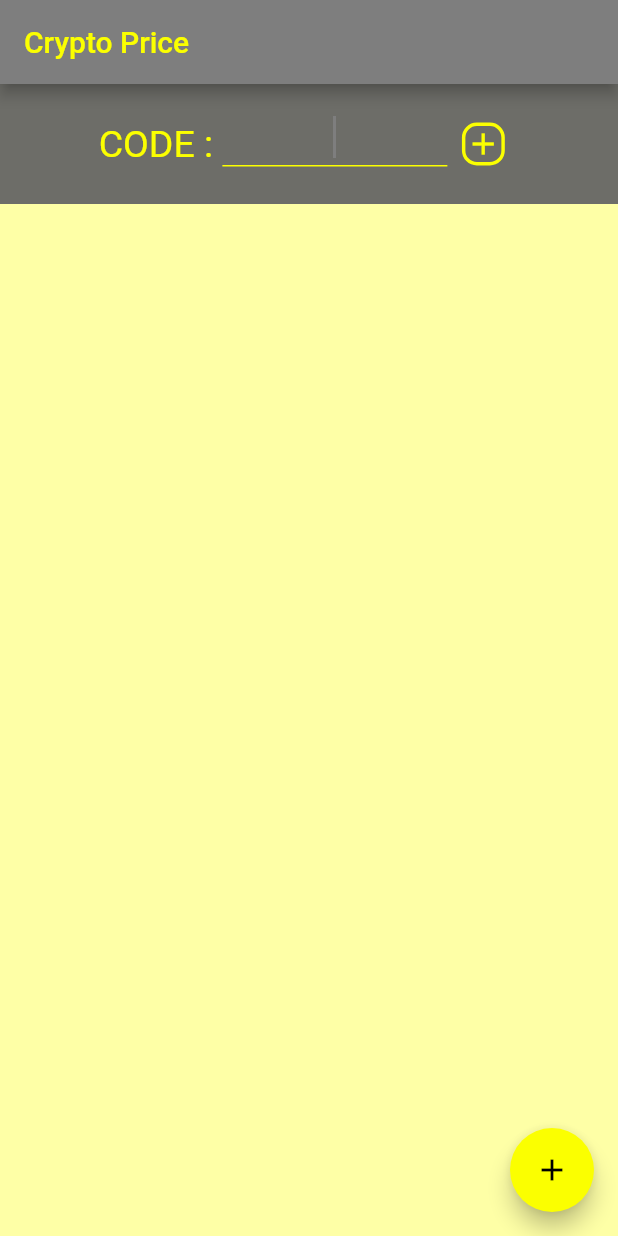
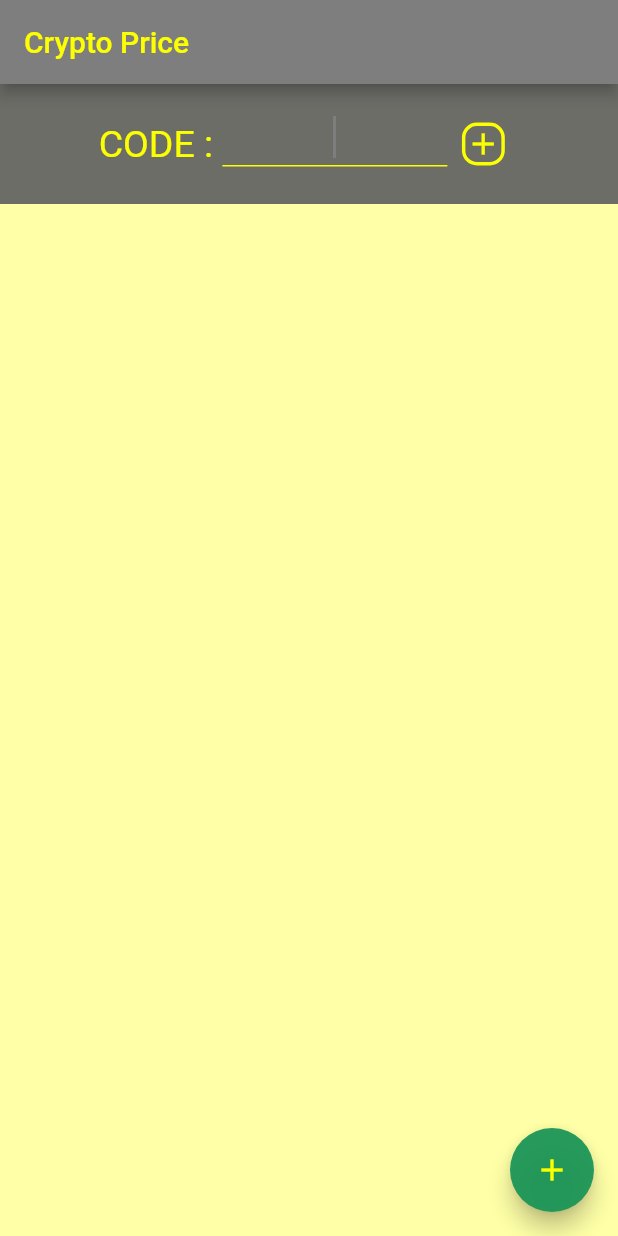
Before and after one commit to EnriqueSanVic/CryptoPrice, a Flutter app: the screen it shows after launch, after a tap on the "add" icon, on a phone screen of 412 x 824 dp. Run offline on Flutter 3.47's test engine with Material 2 defaults, Android fonts, the phone set to English and light mode, and no system bars; our stand-ins replace flutter_spinkit.

Commit message:
Implementado sistema de colores predeterminado para diversas crypto monedas que se definen en el FILTRO_COLORES_MONEDAS en constantes.dart

```diff
--- a/lib/constantes.dart
+++ b/lib/constantes.dart
@@ -3,9 +3,28 @@ import 'package:flutter/material.dart';
 
 const String FICHERO_GUARDADO = "datos.json";
 
-const Color colorPrincipal = Color.fromARGB(255, 126, 126, 126);
+const Color COLOR_PRINCIPAL = Color.fromARGB(255, 126, 126, 126);
 
-const Color colorSecundario = Color.fromARGB(255, 251, 255, 0);
+const Color COLOR_SECUNDARIO = Color.fromARGB(255, 251, 255, 0);
+
+const Color COLOR_TERCIARIO = Color.fromARGB(240, 26, 149, 87);
+
+//COLORES PREDETERMINADOS MONEDAS
+const Map<String, Color> FILTRO_COLORES_MONEDAS = {
+  'BTC': Color.fromARGB(255, 242, 169, 0),
+  'ETH': Color.fromARGB(255, 236, 240, 241),
+  'USDT': Color.fromARGB(255, 80, 175, 149),
+  'BNB': Color.fromARGB(255, 240, 185, 11),
+  'USDC': Color.fromARGB(255, 39, 117, 202),
+  'LUNA': Color.fromARGB(255, 23, 40, 82),
+  'ADA': Color.fromARGB(255, 51, 51, 51),
+  'SOL': Color.fromARGB(255, 0, 255, 163),
+  'AVAX': Color.fromARGB(255, 232, 65, 66),
+  'BUSD': Color.fromARGB(255, 240, 185, 11),
+  'DOT': Color.fromARGB(255, 230, 0, 122),
+  'DOGE': Color.fromARGB(255, 207, 182, 108),
+  'SHIB': Color.fromARGB(255, 240, 4, 0),
+};
 
 //API
 final String BASE_URL = "min-api.cryptocompare.com";
--- a/lib/main.dart
+++ b/lib/main.dart
@@ -18,8 +18,8 @@ class MyApp extends StatelessWidget {
         primarySwatch: Colors.grey,
         scaffoldBackgroundColor: Color.fromARGB(255, 254, 255, 166),
         colorScheme: const ColorScheme.light(
-          primary: colorPrincipal,
-          secondary: colorSecundario,
+          primary: COLOR_PRINCIPAL,
+          secondary: COLOR_SECUNDARIO,
         ),
       ),
       home: const VistaInicio(title: 'Crypto Price'),
--- a/lib/save_utils/file_handler.dart
+++ b/lib/save_utils/file_handler.dart
@@ -1,5 +1,4 @@
 import 'dart:io';
-
 import 'package:path_provider/path_provider.dart';
 
 /**
--- a/lib/save_utils/save_controller.dart
+++ b/lib/save_utils/save_controller.dart
@@ -6,7 +6,7 @@ import 'package:ejemplo_api_crypto/save_utils/file_handler.dart';
 import '../models/moneda.dart';
 
 class SaveController {
-  FileHandler manejadorFichero = FileHandler(FICHERO_GUARDADO);
+  final FileHandler _manejadorFichero = FileHandler(FICHERO_GUARDADO);
 
   final String SEPARADOR = "#_SEP_#";
 
@@ -23,13 +23,13 @@ class SaveController {
         contenidoFichero += SEPARADOR;
       }
     }
-    manejadorFichero.escribirFichero(contenidoFichero);
+    _manejadorFichero.escribirFichero(contenidoFichero);
   }
 
   Future<List<Moneda>> recuperarListaMonedas() async {
     List<Moneda> monedas = [];
     //esperamos a la lectura
-    String ficheroCrudo = await manejadorFichero.leerFichero();
+    String ficheroCrudo = await _manejadorFichero.leerFichero();
 
     print(ficheroCrudo);
 
--- a/lib/views/vista_inicial.dart
+++ b/lib/views/vista_inicial.dart
@@ -17,6 +17,7 @@ class VistaInicio extends StatefulWidget {
   State<VistaInicio> createState() => VistaInicioEstado();
 }
 
+// se añade la interfaz WidgetsBindingObserver para poder escuchar el ciclo de vida de la vista
 class VistaInicioEstado extends State<VistaInicio> with WidgetsBindingObserver {
   final int TIEMPO_ACTUALIZACION = 1000;
 
@@ -39,6 +40,7 @@ class VistaInicioEstado extends State<VistaInicio> with WidgetsBindingObserver {
 
     super.initState();
 
+    //para que tenga en cuenta los cambio en el ciclo de vida de esta vista
     WidgetsBinding.instance!.addObserver(this);
   }
 
@@ -46,6 +48,7 @@ class VistaInicioEstado extends State<VistaInicio> with WidgetsBindingObserver {
   void dispose() {
     focusTextFieldBuscarCryptos.dispose();
 
+    //para que deje de tener en cuenta los cambio en el ciclo de vida de esta vista
     WidgetsBinding.instance!.removeObserver(this);
 
     guardarEstado();
@@ -53,6 +56,7 @@ class VistaInicioEstado extends State<VistaInicio> with WidgetsBindingObserver {
     super.dispose();
   }
 
+  //Función escuchadora que se llama cuando se produce un cambio en el diclo de vida de la vista
   @override
   void didChangeAppLifecycleState(AppLifecycleState state) {
     switch (state) {
@@ -117,7 +121,11 @@ class VistaInicioEstado extends State<VistaInicio> with WidgetsBindingObserver {
   void insertarNuevaMoneda() {
     String codigo = controladorInputTextoMenu.text;
 
-    Color colorBackground = generarColorFondoRandom();
+    Color? colorBackground = FILTRO_COLORES_MONEDAS[codigo.toUpperCase()];
+
+    if (colorBackground == null) {
+      colorBackground = generarColorFondoRandom();
+    }
 
     Color colorForeground = decidirColorTexto(colorBackground);
 
@@ -137,8 +145,11 @@ class VistaInicioEstado extends State<VistaInicio> with WidgetsBindingObserver {
           controladorInputTextoMenu.clear();
           //se cierra el menu de añadir
           visibilidadMenu = false;
-          //se añade la nueva moneda
-          monedasControladores.add(nuevaMoneda);
+          //se añade la nueva moneda al principio
+          monedasControladores.insert(0, nuevaMoneda);
+
+          //una vez insertada se empieza actualizar una primera vez
+          nuevaMoneda.actualizar();
         });
 
         mostrarMensaje("Added correctly.");
@@ -207,7 +218,7 @@ class VistaInicioEstado extends State<VistaInicio> with WidgetsBindingObserver {
     return Scaffold(
       appBar: AppBar(
         title: const Text('Crypto Price',
-            style: TextStyle(color: colorSecundario)),
+            style: TextStyle(color: COLOR_SECUNDARIO)),
       ),
       body: Stack(
         children: [
@@ -233,7 +244,7 @@ class VistaInicioEstado extends State<VistaInicio> with WidgetsBindingObserver {
                   children: [
                     const Text(
                       "CODE : ",
-                      style: TextStyle(fontSize: 25, color: colorSecundario),
+                      style: TextStyle(fontSize: 25, color: COLOR_SECUNDARIO),
                     ),
                     SizedBox(
                       width: 150.0,
@@ -244,14 +255,14 @@ class VistaInicioEstado extends State<VistaInicio> with WidgetsBindingObserver {
                         textAlign: TextAlign.center,
                         style: const TextStyle(
                           fontSize: 24,
-                          color: colorSecundario,
+                          color: COLOR_SECUNDARIO,
                         ),
                         decoration: const InputDecoration(
                           enabledBorder: UnderlineInputBorder(
-                            borderSide: BorderSide(color: colorSecundario),
+                            borderSide: BorderSide(color: COLOR_SECUNDARIO),
                           ),
                           focusedBorder: UnderlineInputBorder(
-                            borderSide: BorderSide(color: colorSecundario),
+                            borderSide: BorderSide(color: COLOR_SECUNDARIO),
                           ),
                         ),
                       ),
@@ -262,14 +273,14 @@ class VistaInicioEstado extends State<VistaInicio> with WidgetsBindingObserver {
                         decoration: BoxDecoration(
                             borderRadius: BorderRadius.circular(10),
                             color: Color.fromARGB(0, 0, 0, 0),
-                            border:
-                                Border.all(width: 2.3, color: colorSecundario)),
+                            border: Border.all(
+                                width: 2.3, color: COLOR_SECUNDARIO)),
                         child: const Icon(
                           Icons.add,
-                          color: colorSecundario,
+                          color: COLOR_SECUNDARIO,
                         ),
                       ),
-                      color: colorPrincipal,
+                      color: COLOR_PRINCIPAL,
                     )
                   ],
                 ),
@@ -280,6 +291,9 @@ class VistaInicioEstado extends State<VistaInicio> with WidgetsBindingObserver {
         child: const Icon(Icons.add),
         onPressed: addMoneda,
         heroTag: null,
+        backgroundColor: COLOR_TERCIARIO,
+        foregroundColor: COLOR_SECUNDARIO,
+        focusColor: COLOR_PRINCIPAL,
       ),
     );
   }
```
